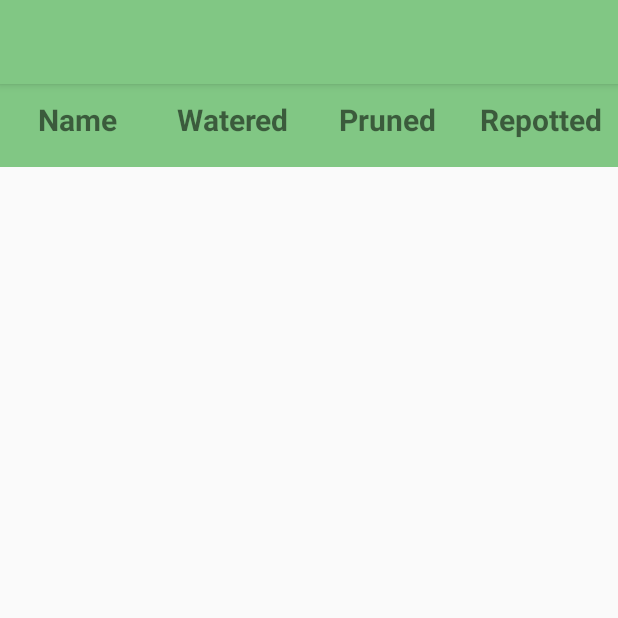
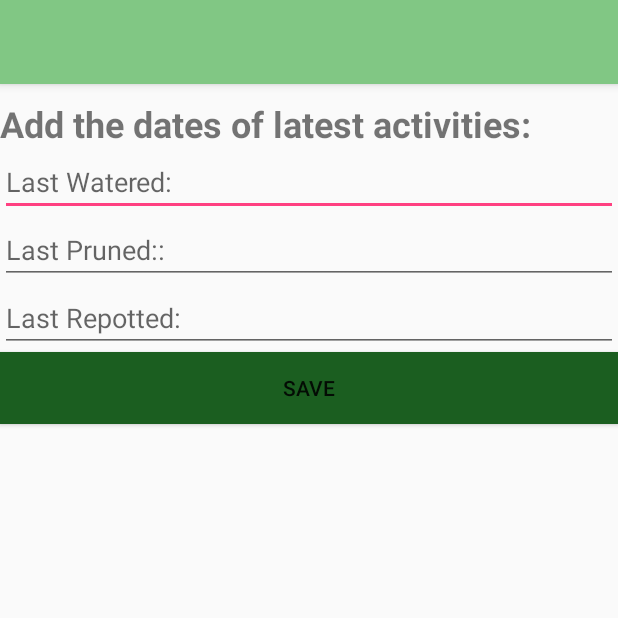
Before and after one commit to jlongley0314/CS-449-Semester-Project, an Android app: the Checklist screen opened directly, with no data from a screen before it, on a phone screen of 412 x 824 dp, the top half of it. Run offline under Robolectric (Android 15) with nearby library versions, the phone set to English and light mode, and no system bars; 2 statements that could not run were skipped.

Commit message:
next iteration updates

```diff
--- a/PlantTracker/app/src/main/java/com/example/jaremylongley/planttracker/Checklist.java
+++ b/PlantTracker/app/src/main/java/com/example/jaremylongley/planttracker/Checklist.java
@@ -1,9 +1,14 @@
 package com.example.jaremylongley.planttracker;
 
+import android.content.Intent;
 import android.os.Bundle;
 import android.provider.ContactsContract;
 import android.support.v7.app.AppCompatActivity;
+import android.util.Log;
+import android.view.View;
+import android.widget.EditText;
 import android.widget.ListView;
+import android.widget.TextView;
 
 import java.util.ArrayList;
 import java.util.List;
@@ -14,15 +19,29 @@ import java.util.List;
 
 public class Checklist extends AppCompatActivity {
     List<Plant> userPlants;
+    Plant displayingPlant;
+    int ID;
     DatabaseHelper db;
+    EditText prunedText;
+    EditText wateredText;
+    EditText repottedText;
 
     @Override
     protected void onCreate(Bundle savedInstanceState) {
         super.onCreate(savedInstanceState);
         setContentView(R.layout.activity_checklist);
+        Intent intent = getIntent();
         this.db = new DatabaseHelper(this);
+        this.prunedText = (EditText) findViewById(R.id.prunedText);
+        this.wateredText = (EditText) findViewById(R.id.wateredText);
+        this.repottedText = (EditText) findViewById(R.id.repottedText);
+        this.ID = intent.getIntExtra("plantUID", 0);
+        Log.d("1", "Got data" + this.ID);
         this.userPlants = db.getAllPlants();
-        ListView mlistView = (ListView) findViewById(R.id.listView);
+        this.displayingPlant = this.userPlants.get(this.ID - 1);
+        Log.d("1", "Got plant" + this.displayingPlant.getName());
+//        this.userPlants = db.getAllPlants();
+//        ListView mlistView = (ListView) findViewById(R.id.listView);
 
 //        Plant plant1 = new Plant("", "Plant1","","","");
 //        Plant plant2 = new Plant("", "Plant2","","","");
@@ -31,7 +50,36 @@ public class Checklist extends AppCompatActivity {
 //        userPlants.add(plant1);
 //        userPlants.add(plant2);
 //        userPlants.add(plant3);
-        PlantListAdapter adapter = new PlantListAdapter(this, R.layout.four_col_list_view, userPlants);
-        mlistView.setAdapter(adapter);
+//        PlantListAdapter adapter = new PlantListAdapter(this, R.layout.four_col_list_view, userPlants);
+//        mlistView.setAdapter(adapter);
+    }
+
+    @Override
+    protected void onActivityResult(int requestCode, int resultCode, Intent data) {
+        super.onActivityResult(requestCode, resultCode, data);
+        System.out.print("Coming in from seperate intent");
+        if (resultCode == RESULT_OK) {
+            this.ID = data.getIntExtra("plantUID", 0);
+            Log.d("1", "Got data" + this.ID);
+            this.displayingPlant = db.getAllPlants().get(this.ID - 1);
+            Log.d("1", "Got plant" + this.displayingPlant.getName());
+        }
+    }
+
+    public void savePressed(View view) {
+        Intent intent = new Intent();
+
+        if (!this.prunedText.getText().toString().equalsIgnoreCase("")) {
+            db.updateLastPruned(this.ID, this.prunedText.getText().toString());
+        }
+        if (!this.wateredText.getText().toString().equalsIgnoreCase("")) {
+            db.updateLastWatered(this.ID, this.wateredText.getText().toString());
+        }
+        if (!this.repottedText.getText().toString().equalsIgnoreCase("")) {
+            db.updateLastRepotted(this.ID, this.repottedText.getText().toString());
+        }
+
+        setResult(RESULT_OK, intent);
+        finish();
     }
 }
--- a/PlantTracker/app/src/main/res/layout/activity_checklist.xml
+++ b/PlantTracker/app/src/main/res/layout/activity_checklist.xml
@@ -4,58 +4,48 @@
     android:orientation="vertical" android:layout_width="match_parent"
     android:layout_height="match_parent">
 
-    <LinearLayout
+    <TextView
+        android:id="@+id/textView6"
         android:layout_width="match_parent"
-        android:layout_height="55dp"
-        android:background="@color/colorPrimary"
-        android:backgroundTint="@color/colorPrimary"
-        android:orientation="horizontal">
+        android:layout_height="wrap_content"
+        android:paddingTop="10dp"
+        android:text="Add the dates of latest activities:"
+        android:textSize="24sp"
+        android:textStyle="bold" />
 
-        <TextView
-            android:layout_weight="25"
-            android:textSize="20sp"
-            android:text="Name"
-            android:textAlignment="center"
-            android:paddingTop="10sp"
-            android:textStyle="bold"
-            android:layout_width="match_parent"
-            android:layout_height="match_parent"
-            android:id="@+id/nameHeader"/>
-        <TextView
-            android:layout_weight="25"
-            android:textSize="20sp"
-            android:text="Watered"
-            android:textAlignment="center"
-            android:paddingTop="10sp"
-            android:textStyle="bold"
-            android:layout_width="match_parent"
-            android:layout_height="match_parent"
-            android:id="@+id/wateredHeader"/>
-        <TextView
-            android:layout_weight="25"
-            android:textSize="20sp"
-            android:text="Pruned"
-            android:textAlignment="center"
-            android:paddingTop="10sp"
-            android:textStyle="bold"
-            android:layout_width="match_parent"
-            android:layout_height="match_parent"
-            android:id="@+id/prunedHeader"/>
-        <TextView
-            android:layout_weight="25"
-            android:textSize="20sp"
-            android:text="Repotted"
-            android:textAlignment="center"
-            android:paddingTop="10sp"
-            android:textStyle="bold"
-            android:layout_width="match_parent"
-            android:layout_height="match_parent"
-            android:id="@+id/repottedHeader"/>
+    <EditText
+        android:id="@+id/wateredText"
+        android:layout_width="match_parent"
+        android:layout_height="wrap_content"
+        android:hint="Last Watered:"
+        android:imeOptions="actionDone"
+        android:inputType="text"
+        android:textSize="18sp" />
 
-    </LinearLayout>
+    <EditText
+        android:id="@+id/prunedText"
+        android:layout_width="match_parent"
+        android:layout_height="wrap_content"
+        android:hint="Last Pruned::"
+        android:imeOptions="actionDone"
+        android:inputType="text"
+        android:textSize="18sp" />
 
-    <ListView
+    <EditText
+        android:id="@+id/repottedText"
         android:layout_width="match_parent"
-        android:layout_height="match_parent"
-        android:id="@+id/listView"/>
+        android:layout_height="wrap_content"
+        android:hint="Last Repotted:"
+        android:imeOptions="actionDone"
+        android:inputType="text"
+        android:textSize="18sp" />
+
+    <Button
+        android:id="@+id/button3"
+        android:layout_width="match_parent"
+        android:layout_height="wrap_content"
+        android:background="@color/colorPrimaryDark"
+        android:onClick="savePressed"
+        android:text="Save" />
+
 </LinearLayout>
--- a/PlantTracker/app/src/main/res/layout/activity_progress.xml
+++ b/PlantTracker/app/src/main/res/layout/activity_progress.xml
@@ -45,7 +45,7 @@
             android:id="@+id/ProgressTable"
             android:layout_width="match_parent"
             android:layout_height="match_parent"
-            android:stretchColumns="*">
+            android:stretchColumns="2">
 
             <TableRow
                 android:layout_width="match_parent"
@@ -53,6 +53,7 @@
 
             </TableRow>
         </TableLayout>
+
     </ScrollView>
 
 </android.support.constraint.ConstraintLayout>
--- a/PlantTracker/app/src/main/res/values/colors.xml
+++ b/PlantTracker/app/src/main/res/values/colors.xml
@@ -1,6 +1,6 @@
 <?xml version="1.0" encoding="utf-8"?>
 <resources>
     <color name="colorPrimary">#81c784</color>
-    <color name="colorPrimaryDark">#1B5E20</color>
+    <color name="colorPrimaryDark">#1b5e20</color>
     <color name="colorAccent">#FF4081</color>
 </resources>
--- a/PlantTracker/build.gradle
+++ b/PlantTracker/build.gradle
@@ -5,7 +5,7 @@ buildscript {
         jcenter()
     }
     dependencies {
-        classpath 'com.android.tools.build:gradle:3.0.0'
+        classpath 'com.android.tools.build:gradle:3.0.1'
 
         // NOTE: Do not place your application dependencies here; they belong
         // in the individual module build.gradle files
```
Also changed, not shown: PlantTracker/app/src/main/java/com/example/jaremylongley/planttracker/DatabaseHelper.java (+145 -12 lines), PlantTracker/app/src/main/java/com/example/jaremylongley/planttracker/MainActivity.java (+22 -34 lines), PlantTracker/app/src/main/java/com/example/jaremylongley/planttracker/Plant.java (+25 -9 lines), PlantTracker/app/src/main/java/com/example/jaremylongley/planttracker/ProgressTracker.java (+10 -4 lines), PlantTracker/app/src/main/java/com/example/jaremylongley/planttracker/UserPlantInformation.java (+42 -7 lines), 2 other files.
